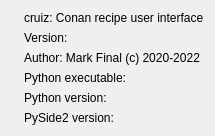
Above: cruiz/resources/about_dialog.ui from markfinal/cruiz before the change. Below: the same form after it.
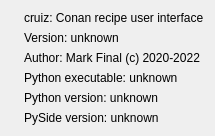
That is the form after the change.

Commit message: Fixes #52. Remove PySide2 support

```diff
--- a/cruiz/resources/about_dialog.ui
+++ b/cruiz/resources/about_dialog.ui
@@ -37,28 +37,28 @@
    <item row="3" column="1">
     <widget class="QLabel" name="python">
      <property name="text">
-      <string>Python executable:</string>
+      <string>Python executable: unknown</string>
      </property>
     </widget>
    </item>
    <item row="1" column="1">
     <widget class="QLabel" name="version">
      <property name="text">
-      <string>Version:</string>
+      <string>Version: unknown</string>
      </property>
     </widget>
    </item>
    <item row="4" column="1">
     <widget class="QLabel" name="python_version">
      <property name="text">
-      <string>Python version:</string>
+      <string>Python version: unknown</string>
      </property>
     </widget>
    </item>
    <item row="5" column="1">
     <widget class="QLabel" name="pyside_version">
      <property name="text">
-      <string>PySide2 version:</string>
+      <string>PySide version: unknown</string>
      </property>
     </widget>
    </item>
```
The commit also changes 39 other files.
